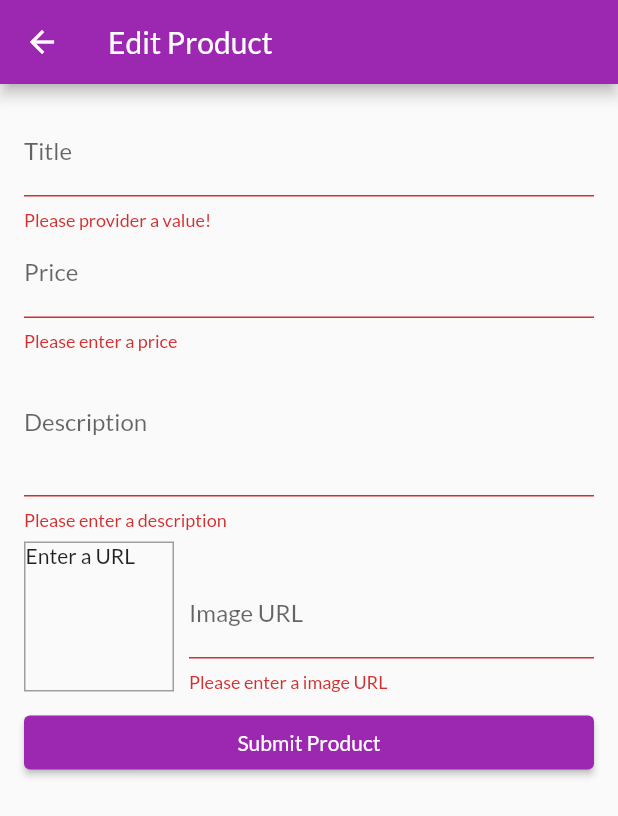
After one commit to lukaofirst/learning-flutter-and-dart, a Flutter app: the EditProductScreen screen opened by its route, after a tap on "Submit Product", on a phone screen of 412 x 824 dp. The commit adds this screen. Shown: the top 816 px of the screen. Run offline on Flutter 3.47's test engine with Material 2 defaults, Android fonts, the phone set to English and light mode, and no system bars; network calls fail.

Commit message:
Working with User Input and Forms - Shop App

```diff
--- a/005 - Shop App/shop_app/lib/main.dart
+++ b/005 - Shop App/shop_app/lib/main.dart
@@ -6,9 +6,11 @@ import 'package:shop_app/providers/cart.dart';
 import 'package:shop_app/providers/orders.dart';
 import 'package:shop_app/providers/products.dart';
 import 'package:shop_app/screens/cart_screen.dart';
+import 'package:shop_app/screens/edit_product_screen.dart';
 import 'package:shop_app/screens/orders_screen.dart';
 import 'package:shop_app/screens/product_detail_screen.dart';
 import 'package:shop_app/screens/products_overview_screen.dart';
+import 'package:shop_app/screens/user_products_screen.dart';
 
 void main() => runApp(MyApp());
 
@@ -39,6 +41,8 @@ class MyApp extends StatelessWidget {
           ProductDetailScreen.routeName: (ctx) => ProductDetailScreen(),
           CartScreen.routeName: (ctx) => CartScreen(),
           OrdersScreen.routeName: (ctx) => OrdersScreen(),
+          UserProductsScreen.routeName: (ctx) => UserProductsScreen(),
+          EditProductScreen.routeName: (ctx) => EditProductScreen(),
         },
       ),
     );
--- a/005 - Shop App/shop_app/lib/providers/products.dart
+++ b/005 - Shop App/shop_app/lib/providers/products.dart
@@ -1,3 +1,5 @@
+// ignore_for_file: avoid_print
+
 import 'package:flutter/material.dart';
 import 'product.dart';
 
@@ -49,8 +51,18 @@ class Products with ChangeNotifier {
     return _items.where((prodItem) => prodItem.isFavorite).toList();
   }
 
-  void addProduct() {
-    // _items.add();
+  void addProduct(Product product) {
+    final newProduct = Product(
+      title: product.title,
+      description: product.description,
+      imageUrl: product.imageUrl,
+      price: product.price,
+      id: DateTime.now().toString(),
+    );
+
+    _items.add(newProduct);
+    //_items.insert(0, newProduct); // add at the start of the list
+
     notifyListeners();
   }
 
@@ -67,4 +79,19 @@ class Products with ChangeNotifier {
   Product findById(String id) {
     return _items.firstWhere((prod) => prod.id == id);
   }
+
+  void updateProduct(String id, Product newProduct) {
+    final prodIndex = _items.indexWhere((prod) => prod.id == id);
+    if (prodIndex >= 0) {
+      _items[prodIndex] = newProduct;
+      notifyListeners();
+    } else {
+      print('...');
+    }
+  }
+
+  void deleteProduct(String id) {
+    _items.removeWhere((prod) => prod.id == id);
+    notifyListeners();
+  }
 }
--- /dev/null
+++ b/005 - Shop App/shop_app/lib/screens/edit_product_screen.dart
@@ -0,0 +1,280 @@
+// ignore_for_file: use_key_in_widget_constructors, avoid_print
+
+import 'package:flutter/material.dart';
+import 'package:provider/provider.dart';
+import 'package:shop_app/providers/product.dart';
+import 'package:shop_app/providers/products.dart';
+
+class EditProductScreen extends StatefulWidget {
+  static const routeName = '/edit-product';
+
+  @override
+  State<EditProductScreen> createState() => _EditProductScreenState();
+}
+
+class _EditProductScreenState extends State<EditProductScreen> {
+  final _priceFocusNode = FocusNode();
+  final _descriptionFocusNode = FocusNode();
+  final _imageUrlController = TextEditingController();
+  final _imageUrlFocusNode = FocusNode();
+  final _form = GlobalKey<FormState>();
+  var _editedProduct =
+      Product(id: '', title: '', price: 0, description: '', imageUrl: '');
+  var _initValues = {
+    'title': '',
+    'description': '',
+    'price': '',
+    'imageUrl': ''
+  };
+  var _isInit = true;
+
+  @override
+  void initState() {
+    _imageUrlFocusNode.addListener(_updateImageUrl);
+
+    super.initState();
+  }
+
+  @override
+  void didChangeDependencies() {
+    if (_isInit) {
+      final productId = ModalRoute.of(context)?.settings.arguments as String?;
+
+      if (productId != null) {
+        _editedProduct =
+            Provider.of<Products>(context, listen: false).findById(productId);
+        _initValues = {
+          'title': _editedProduct.title,
+          'description': _editedProduct.description,
+          'price': _editedProduct.price.toString(),
+          //   'imageUrl': _editedProduct.imageUrl,
+          'imageUrl': '',
+        };
+        _imageUrlController.text = _editedProduct.imageUrl;
+      }
+    }
+
+    _isInit = false;
+    super.didChangeDependencies();
+  }
+
+  @override
+  void dispose() {
+    _imageUrlFocusNode.removeListener(_updateImageUrl);
+    _priceFocusNode.dispose();
+    _descriptionFocusNode.dispose();
+    _imageUrlController.dispose();
+    _imageUrlFocusNode.dispose();
+    super.dispose();
+  }
+
+  void _updateImageUrl() {
+    if (!_imageUrlFocusNode.hasFocus) {
+      if ((!_imageUrlController.text.startsWith('http') &&
+              !_imageUrlController.text.startsWith('https')) ||
+          (!_imageUrlController.text.endsWith('.png') &&
+              !_imageUrlController.text.endsWith('.jpg') &&
+              !_imageUrlController.text.endsWith('.jpeg'))) {
+        return;
+      }
+      setState(() {});
+    }
+  }
+
+  void _submitForm() {
+    final isValid = _form.currentState!.validate();
+    if (!isValid) {
+      return;
+    }
+
+    _form.currentState!.save();
+
+    if (_editedProduct.id != null) {
+      Provider.of<Products>(context, listen: false)
+          .updateProduct(_editedProduct.id, _editedProduct);
+    } else {
+      Provider.of<Products>(context, listen: false).addProduct(_editedProduct);
+    }
+
+    Navigator.of(context).pop();
+  }
+
+  @override
+  Widget build(BuildContext context) {
+    return Scaffold(
+      appBar: AppBar(
+        title: const Text('Edit Product'),
+      ),
+      body: Padding(
+        padding: const EdgeInsets.all(16),
+        child: Form(
+          key: _form,
+          child: ListView(
+            children: [
+              TextFormField(
+                initialValue: _initValues['title'],
+                decoration: const InputDecoration(labelText: 'Title'),
+                textInputAction: TextInputAction.next,
+                onFieldSubmitted: (_) {
+                  FocusScope.of(context).requestFocus(_priceFocusNode);
+                },
+                validator: (value) {
+                  if (value!.isEmpty) {
+                    return 'Please provider a value!';
+                  }
+
+                  return null;
+                },
+                onSaved: (value) {
+                  _editedProduct = Product(
+                    title: value!,
+                    price: _editedProduct.price,
+                    description: _editedProduct.description,
+                    imageUrl: _editedProduct.imageUrl,
+                    id: _editedProduct.id,
+                    isFavorite: _editedProduct.isFavorite,
+                  );
+                },
+              ),
+              TextFormField(
+                initialValue: _initValues['price'],
+                decoration: const InputDecoration(labelText: 'Price'),
+                textInputAction: TextInputAction.next,
+                keyboardType: TextInputType.number,
+                focusNode: _priceFocusNode,
+                onFieldSubmitted: (_) {
+                  FocusScope.of(context).requestFocus(_descriptionFocusNode);
+                },
+                validator: (value) {
+                  if (value!.isEmpty) {
+                    return 'Please enter a price';
+                  }
+
+                  if (double.tryParse(value) == null) {
+                    return 'Please enter a valid number';
+                  }
+
+                  if (double.parse(value) <= 0) {
+                    return 'Please enter a number greater than zero';
+                  }
+
+                  return null;
+                },
+                onSaved: (value) {
+                  _editedProduct = Product(
+                    title: _editedProduct.title,
+                    price: double.parse(value!),
+                    description: _editedProduct.description,
+                    imageUrl: _editedProduct.imageUrl,
+                    id: _editedProduct.id,
+                    isFavorite: _editedProduct.isFavorite,
+                  );
+                },
+              ),
+              TextFormField(
+                initialValue: _initValues['description'],
+                decoration: const InputDecoration(labelText: 'Description'),
+                maxLines: 3,
+                keyboardType: TextInputType.multiline,
+                focusNode: _descriptionFocusNode,
+                validator: (value) {
+                  if (value!.isEmpty) {
+                    return 'Please enter a description';
+                  }
+
+                  if (value.length < 10) {
+                    return 'Your description should be at least 10 characters long';
+                  }
+
+                  return null;
+                },
+                onSaved: (value) {
+                  _editedProduct = Product(
+                      title: _editedProduct.title,
+                      price: _editedProduct.price,
+                      description: value!,
+                      imageUrl: _editedProduct.imageUrl,
+                      id: _editedProduct.id,
+                      isFavorite: _editedProduct.isFavorite);
+                },
+              ),
+              Row(
+                crossAxisAlignment: CrossAxisAlignment.end,
+                children: [
+                  Container(
+                    width: 100,
+                    height: 100,
+                    margin: const EdgeInsets.only(top: 8, right: 10),
+                    decoration: BoxDecoration(
+                      border: Border.all(
+                        width: 1,
+                        color: Colors.grey,
+                      ),
+                    ),
+                    child: _imageUrlController.text.isEmpty
+                        ? const Text('Enter a URL')
+                        : FittedBox(
+                            child: Image.network(
+                              _imageUrlController.text,
+                            ),
+                            fit: BoxFit.contain,
+                          ),
+                  ),
+                  Expanded(
+                    child: TextFormField(
+                      decoration: const InputDecoration(
+                        labelText: 'Image URL',
+                      ),
+                      keyboardType: TextInputType.url,
+                      textInputAction: TextInputAction.done,
+                      controller: _imageUrlController,
+                      onEditingComplete: () {
+                        setState(() {});
+                      },
+                      onFieldSubmitted: (_) => _submitForm(),
+                      validator: (value) {
+                        if (value!.isEmpty) {
+                          return 'Please enter a image URL';
+                        }
+
+                        if (!value.startsWith('http') &&
+                            !value.startsWith('https')) {
+                          return 'Please enter a valid URL';
+                        }
+
+                        if (!value.endsWith('.png') &&
+                            !value.endsWith('.jpg') &&
+                            !value.endsWith('.jpeg')) {
+                          return 'Please enter a valid image URL';
+                        }
+
+                        return null;
+                      },
+                      onSaved: (value) {
+                        _editedProduct = Product(
+                          title: _editedProduct.title,
+                          price: _editedProduct.price,
+                          description: _editedProduct.description,
+                          imageUrl: value!,
+                          id: _editedProduct.id,
+                          isFavorite: _editedProduct.isFavorite,
+                        );
+                      },
+                    ),
+                  ),
+                ],
+              ),
+              Container(
+                margin: const EdgeInsets.symmetric(vertical: 10),
+                child: ElevatedButton(
+                  onPressed: _submitForm,
+                  child: const Text('Submit Product'),
+                ),
+              )
+            ],
+          ),
+        ),
+      ),
+    );
+  }
+}
--- a/005 - Shop App/shop_app/lib/widgets/app_drawer.dart
+++ b/005 - Shop App/shop_app/lib/widgets/app_drawer.dart
@@ -2,6 +2,7 @@
 
 import 'package:flutter/material.dart';
 import 'package:shop_app/screens/orders_screen.dart';
+import 'package:shop_app/screens/user_products_screen.dart';
 
 class AppDrawer extends StatelessWidget {
   @override
@@ -31,6 +32,16 @@ class AppDrawer extends StatelessWidget {
               );
             },
           ),
+          const Divider(),
+          ListTile(
+            leading: const Icon(Icons.edit),
+            title: const Text('Manage Products'),
+            onTap: () {
+              Navigator.of(context).pushReplacementNamed(
+                UserProductsScreen.routeName,
+              );
+            },
+          ),
         ],
       ),
     );
```
Also changed, not shown: 005 - Shop App/shop_app/lib/providers/cart.dart (+22 -0 lines), 005 - Shop App/shop_app/lib/screens/user_products_screen.dart (added, +50 -0 lines), 005 - Shop App/shop_app/lib/widgets/cart_item.dart (+22 -1 lines), 005 - Shop App/shop_app/lib/widgets/product_item.dart (+11 -0 lines), 005 - Shop App/shop_app/lib/widgets/user_product_item.dart (added, +48 -0 lines).
